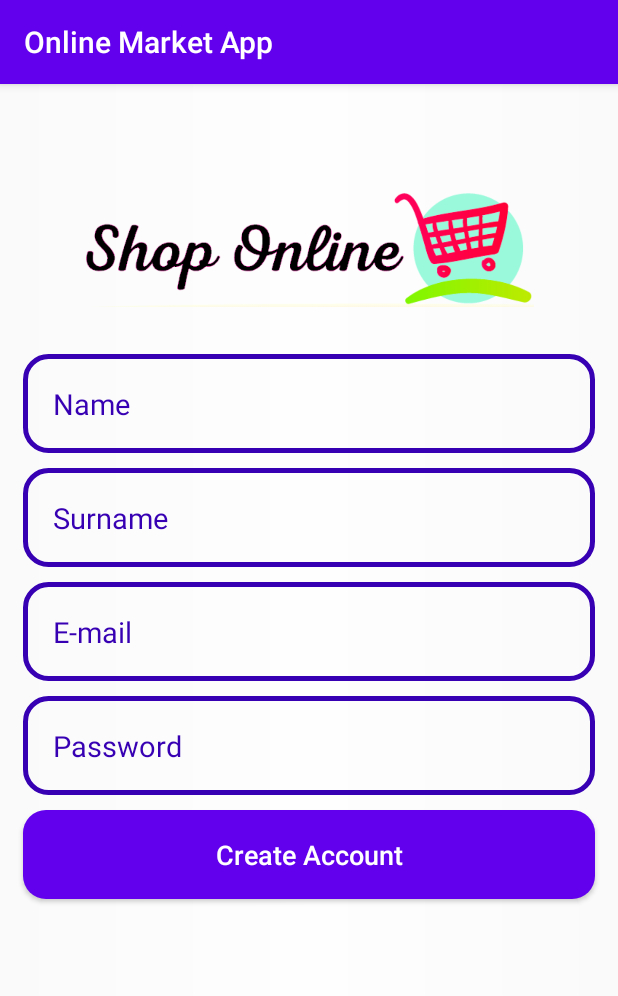
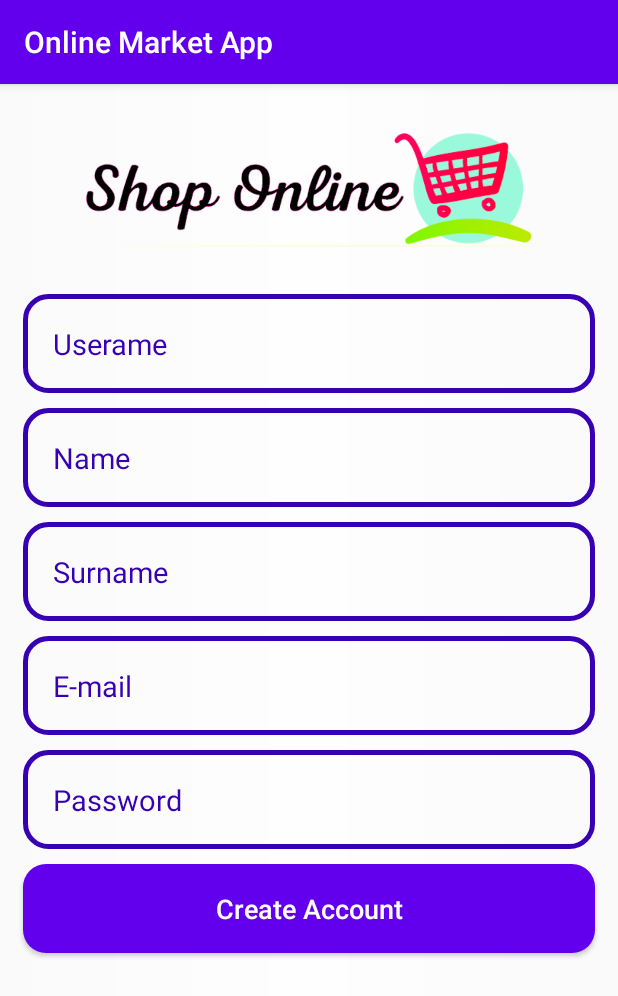
Before and after one commit to Petrified0110/OnlineMarketApp, an Android app: the RegisterActivity screen opened directly, with no data from a screen before it, after a tap on "Create Account", on a phone screen of 412 x 824 dp. Shown: the top 996 px of the screen. Run offline under Robolectric (Android 15) with nearby library versions, the phone set to English and light mode, and no system bars; our stand-ins replace Firebase (no records; nobody signed in at launch, a user with empty details on screens opened directly).

```diff
--- a/app/build.gradle
+++ b/app/build.gradle
@@ -1,4 +1,5 @@
 apply plugin: 'com.android.application'
+apply plugin: 'com.google.gms.google-services'
 
 android {
     compileSdkVersion 29
@@ -28,8 +29,9 @@ dependencies {
 
     implementation 'androidx.appcompat:appcompat:1.1.0'
     implementation 'androidx.constraintlayout:constraintlayout:1.1.3'
+    implementation 'com.google.firebase:firebase-database:19.3.0'
     implementation 'com.google.firebase:firebase-analytics:17.4.1'
-    implementation 'com.google.firebase:firebase-database:19.3.0'
+
     //noinspection GradleCompatible
     implementation 'com.android.support:appcompat-v7:28.0.0'
     implementation 'com.android.support.constraint:constraint-layout:1.1.3'
@@ -37,5 +39,3 @@ dependencies {
     androidTestImplementation 'androidx.test.ext:junit:1.1.1'
     androidTestImplementation 'androidx.test.espresso:espresso-core:3.2.0'
 }
-
-apply plugin: 'com.google.gms.google-services'
--- a/app/src/main/java/com/example/onlinemarketapp/RegisterActivity.java
+++ b/app/src/main/java/com/example/onlinemarketapp/RegisterActivity.java
@@ -1,9 +1,11 @@
 package com.example.onlinemarketapp;
 
+import android.app.ProgressDialog;
 import android.content.Intent;
 import android.os.Build;
 import android.os.Bundle;
 import android.text.TextUtils;
+import android.util.Log;
 import android.view.View;
 import android.widget.Button;
 import android.widget.EditText;
@@ -25,8 +27,8 @@ import java.util.HashMap;
 
 public class RegisterActivity extends AppCompatActivity {
     private Button createAccountButton;
-    private EditText inputName, inputSurname, inputEmail, inputPassword;
-    //private ProgressBar loadingBar;
+    private EditText inputName, inputSurname, inputEmail, inputPassword, inputUsername;
+    private ProgressDialog loadingBar;
 
 
     @Override
@@ -37,6 +39,7 @@ public class RegisterActivity extends AppCompatActivity {
         createAccountButton = (Button) findViewById(R.id.register_btn);
         inputName = (EditText) findViewById(R.id.register_name_input);
         inputSurname = (EditText) findViewById(R.id.register_surname_input);
+        inputUsername = (EditText) findViewById(R.id.register_username_input);
         inputEmail = (EditText) findViewById(R.id.register_email_input);
         inputPassword = (EditText) findViewById(R.id.register_password_input);
 
@@ -45,20 +48,25 @@ public class RegisterActivity extends AppCompatActivity {
             @Override
             public void onClick(View view) {
                 createAccount();
+
             }
         }));
     }
 
     @RequiresApi(api = Build.VERSION_CODES.O)
     private void createAccount() {
+        String username = inputUsername.getText().toString();
         String name = inputName.getText().toString();
         String surname = inputSurname.getText().toString();
         String email = inputEmail.getText().toString();
         String password = inputPassword.getText().toString();
-        //loadingBar = new ProgressBar(this);
+        loadingBar = new ProgressDialog(this);
 
         if(TextUtils.isEmpty(name)){
             Toast.makeText(this, "Please write your name", Toast.LENGTH_SHORT).show();
+        }
+        else if(TextUtils.isEmpty(username)){
+            Toast.makeText(this, "Please write your username", Toast.LENGTH_SHORT).show();
         }
         else if(TextUtils.isEmpty(surname)){
             Toast.makeText(this, "Please write your surname", Toast.LENGTH_SHORT).show();
@@ -70,54 +78,56 @@ public class RegisterActivity extends AppCompatActivity {
             Toast.makeText(this, "Please write your password", Toast.LENGTH_SHORT).show();
         }
         else{
-//            loadingBar.setTitle("Creating your account");
-//            loadingBar.setMessage("Please wait while we set up your account");
-//            loadingBar.setCanceledOnTouchOutside(false);
-//            loadingBar.show();
+            loadingBar.setTitle("Creating your account");
+            loadingBar.setMessage("Please wait while we set up your account");
+            loadingBar.setCanceledOnTouchOutside(false);
+            loadingBar.show();
 
-            String salt = Encryption.getSalt(10);
-            String encryptedPassword = Encryption.generateSecurePassword(password, salt);
-
-            validateEmail(name, surname, email, encryptedPassword, salt);
+            validateEmail(username, name, surname, email, password);
         }
 
     }
 
-    private void validateEmail(final String name, final String surname, final String email, final String password, final String salt) {
+    private void validateEmail(final String username, final String name, final String surname, final String email, final String password) {
         final DatabaseReference myDatabaseReference;
         myDatabaseReference = FirebaseDatabase.getInstance().getReference();
+
+
 
         myDatabaseReference.addListenerForSingleValueEvent(new ValueEventListener() {
             @Override
             public void onDataChange(@NonNull DataSnapshot dataSnapshot) {
-                if(!(dataSnapshot.child("Buyers").child(email).exists())){
+
+                if(!(dataSnapshot.child("Users").child(username).exists())){
                     HashMap<String, Object> userdataMap = new HashMap<>();
+                    userdataMap.put("username", username);
                     userdataMap.put("email", email);
                     userdataMap.put("name", name);
                     userdataMap.put("surname", surname);
                     userdataMap.put("password", password);
-                    userdataMap.put("salt", salt);
 
-                    myDatabaseReference.child("Buyers").child(email).updateChildren(userdataMap).addOnCompleteListener(new OnCompleteListener<Void>() {
+
+                    myDatabaseReference.child("Users").child(username).updateChildren(userdataMap)
+                            .addOnCompleteListener(new OnCompleteListener<Void>() {
                         @Override
                         public void onComplete(@NonNull Task<Void> task) {
                             if(task.isSuccessful()) {
                                 Toast.makeText(RegisterActivity.this, "Account has been created successfully", Toast.LENGTH_SHORT).show();
-                                //loadingBar.dismiss();
+                                loadingBar.dismiss();
 
                                 Intent intent = new Intent(RegisterActivity.this, LoginActivity.class);
                                 startActivity(intent);
                             }
                             else{
-                                //loadingBar.dismiss();
+                                loadingBar.dismiss();
                                 Toast.makeText(RegisterActivity.this, "Error! Something went home. Please try again", Toast.LENGTH_SHORT).show();
                             }
                         }
                     });
                 }
                 else{
-                    Toast.makeText(RegisterActivity.this, "There is already an account made using the email " + email, Toast.LENGTH_SHORT).show();
-                    //loadingBar.dismiss();
+                    Toast.makeText(RegisterActivity.this, "There is already an account made using the username " + username, Toast.LENGTH_SHORT).show();
+                    loadingBar.dismiss();
 
                     Intent intent = new Intent(RegisterActivity.this, MainActivity.class);
                     startActivity(intent);
@@ -126,7 +136,7 @@ public class RegisterActivity extends AppCompatActivity {
 
             @Override
             public void onCancelled(@NonNull DatabaseError databaseError) {
-
+                System.out.println("aaaa");
             }
         });
     }
--- a/app/src/main/res/layout/activity_register.xml
+++ b/app/src/main/res/layout/activity_register.xml
@@ -13,11 +13,11 @@
         android:layout_height="100dp"
         android:src="@drawable/applogo"
         android:layout_centerHorizontal="true"
-        android:layout_marginTop="60dp"
+        android:layout_marginTop="20dp"
         />
 
     <EditText
-        android:id="@+id/register_name_input"
+        android:id="@+id/register_username_input"
         android:layout_width="match_parent"
         android:layout_height="wrap_content"
         android:layout_below="@+id/register_applogo"
@@ -26,6 +26,23 @@
         android:layout_marginLeft="15dp"
         android:layout_marginRight="15dp"
         android:layout_marginTop="20dp"
+        android:hint="Userame"
+        android:inputType="text"
+        android:textColor="@color/colorPrimaryDark"
+        android:textColorHint="@color/colorPrimaryDark"
+        android:textSize="19sp"
+        />
+
+    <EditText
+        android:id="@+id/register_name_input"
+        android:layout_width="match_parent"
+        android:layout_height="wrap_content"
+        android:layout_below="@+id/register_username_input"
+        android:background="@drawable/input_design"
+        android:padding="20dp"
+        android:layout_marginLeft="15dp"
+        android:layout_marginRight="15dp"
+        android:layout_marginTop="10dp"
         android:hint="Name"
         android:inputType="text"
         android:textColor="@color/colorPrimaryDark"
--- a/build.gradle
+++ b/build.gradle
@@ -8,7 +8,7 @@ buildscript {
 
     }
     dependencies {
-        classpath 'com.android.tools.build:gradle:3.6.1'
+        classpath 'com.android.tools.build:gradle:3.6.3'
         classpath 'com.google.gms:google-services:4.3.3'
 
 
```
Also changed, not shown: 1 other file.
